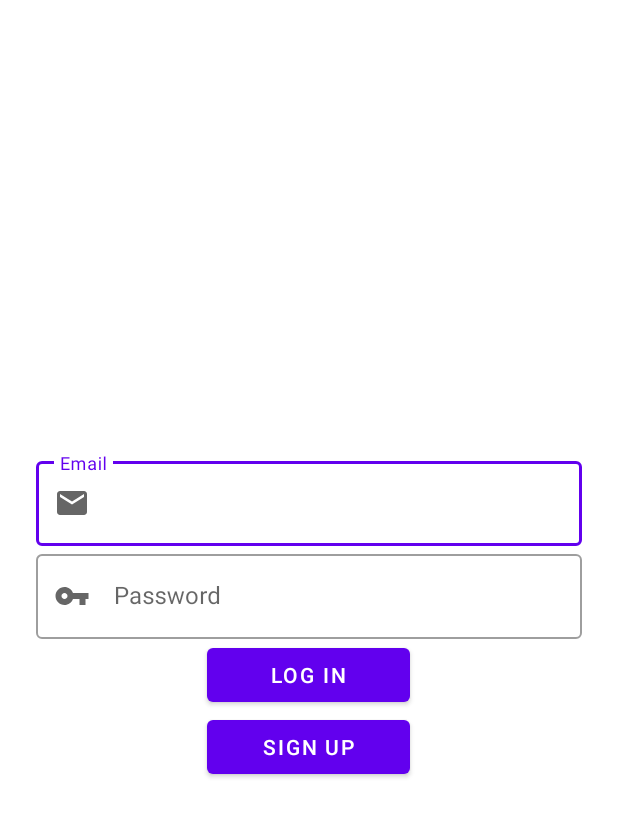
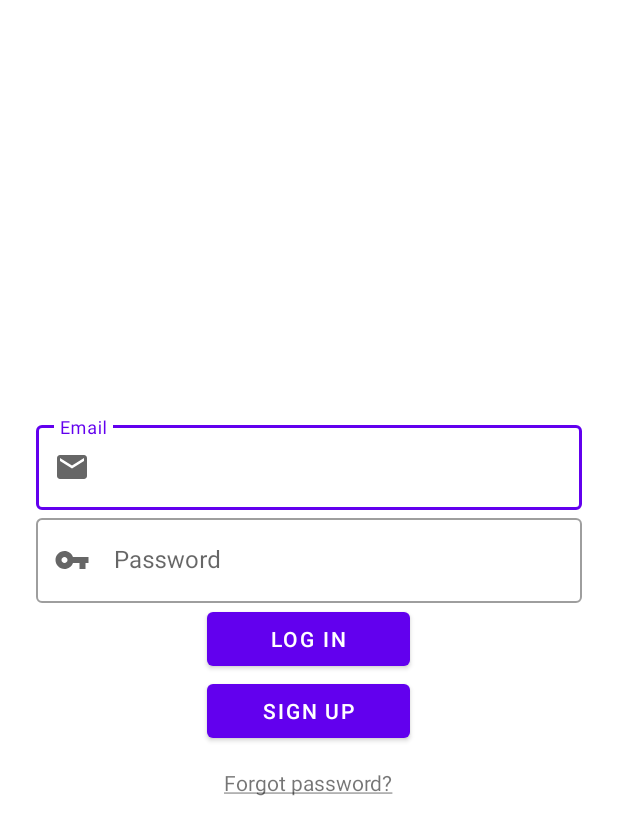
Before and after one commit to Rest-Anime/Shoku-app, an Android app: the screen it shows after launch (LoginActivity), on a phone screen of 412 x 824 dp. Shown: the top 835 px of the screen. Run offline under Robolectric (Android 15) with nearby library versions, the phone set to English and light mode, and no system bars; our stand-ins replace Firebase (no records; nobody signed in at launch, a user with empty details on screens opened directly).

Commit message:
ADD: Reset para contraseña en el diseño.

```diff
--- a/app/src/main/res/layout/fragment_login.xml
+++ b/app/src/main/res/layout/fragment_login.xml
@@ -27,7 +27,8 @@
                 android:id="@+id/email"
                 android:layout_width="match_parent"
                 android:layout_height="wrap_content"
-                android:inputType="textEmailAddress" />
+                android:inputType="textEmailAddress"
+                android:textColorHint="#757575" />
 
         </com.google.android.material.textfield.TextInputLayout>
 
@@ -42,7 +43,8 @@
                 android:id="@+id/password"
                 android:layout_width="match_parent"
                 android:layout_height="wrap_content"
-                android:inputType="textPassword" />
+                android:inputType="textPassword"
+                android:textColorHint="#757575" />
 
         </com.google.android.material.textfield.TextInputLayout>
 
@@ -57,6 +59,16 @@
             android:layout_width="135dp"
             android:layout_height="wrap_content"
             android:text="Sign up" />
+
+        <TextView
+            android:id="@+id/forgotPassword"
+            android:layout_width="wrap_content"
+            android:layout_height="wrap_content"
+            android:clickable="true"
+            android:gravity="center_horizontal|center_vertical"
+            android:minHeight="48dp"
+            android:text="@string/forgot_password"
+            android:textSize="14sp" />
     </LinearLayout>
 
 </androidx.constraintlayout.widget.ConstraintLayout>
--- a/app/src/main/res/values/strings.xml
+++ b/app/src/main/res/values/strings.xml
@@ -36,4 +36,5 @@
     <!-- TODO: Remove or change this placeholder text -->
     <string name="hello_blank_fragment">Hello blank fragment</string>
     <string name="title_activity_maps">Map</string>
+    <string name="forgot_password"><u>Forgot password?</u></string>
 </resources>
```
